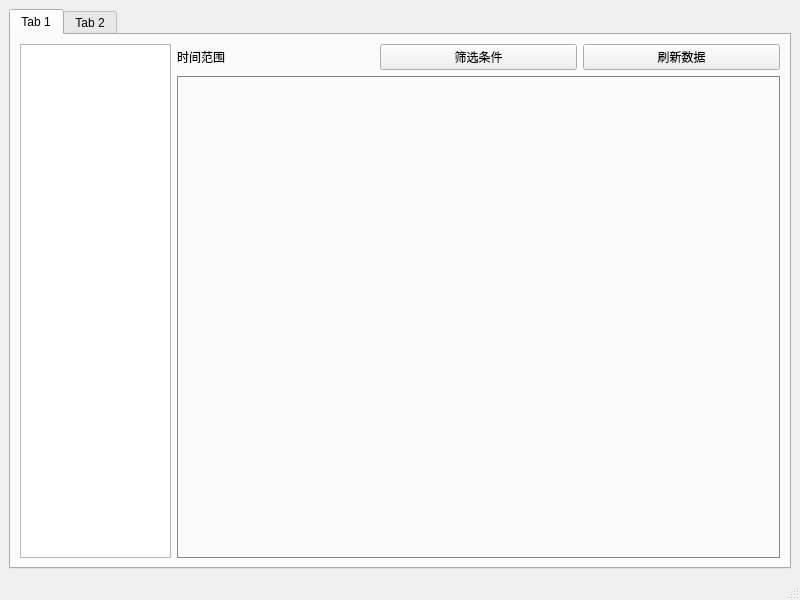
This is qt/TDengineGUI/ui/MainWindow.ui in liangfutang/py-modules as Qt 5 draws it before an edit. The edited form follows.
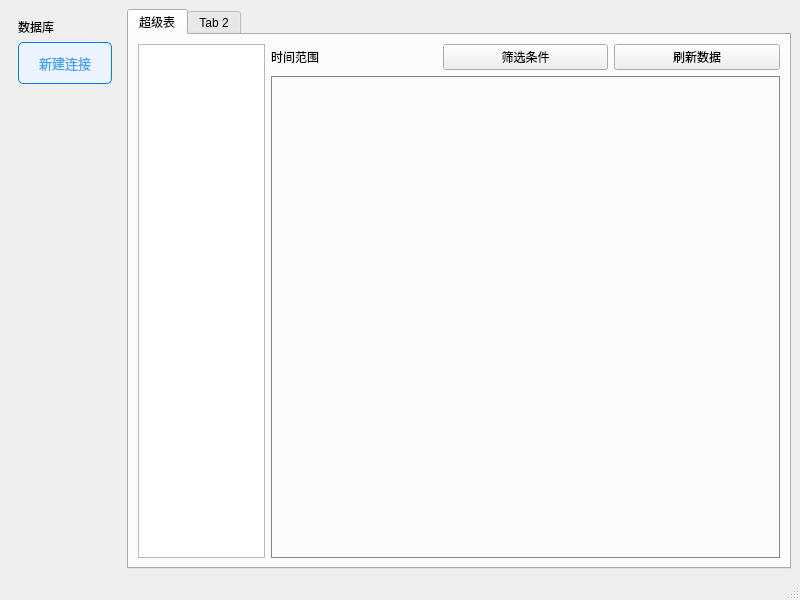
This is the edited form.

Commit message: 1. 实现TDenginerGUI的初步界面及导航功能

The edit to the form file:
```diff
--- a/qt/TDengineGUI/ui/MainWindow.ui
+++ b/qt/TDengineGUI/ui/MainWindow.ui
@@ -25,6 +25,57 @@
 }</string>
    </property>
    <layout class="QHBoxLayout" name="horizontalLayout">
+    <item>
+     <widget class="QWidget" name="sideBar" native="true">
+      <layout class="QVBoxLayout" name="verticalLayout_2">
+       <item>
+        <widget class="QLabel" name="label_2">
+         <property name="text">
+          <string>数据库</string>
+         </property>
+        </widget>
+       </item>
+       <item>
+        <widget class="QPushButton" name="sideNewConnectBtn">
+         <property name="styleSheet">
+          <string notr="true">#sideNewConnectBtn {
+	background-color: #ecf5ff; /* 浅蓝色背景 */
+    border: 0.5px solid #007bff;
+    color: #409eff; /* 文字颜色为深蓝色 */
+    padding: 10px 20px; /* 内边距 */
+    text-align: center;
+    font-size: 13px; /* 字体大小 */
+    cursor: pointer; /* 鼠标悬停时变为手形指针 */
+    border-radius: 5px; /* 圆角 */
+}
+
+#sideNewConnectBtn:hover {
+	background-color: #409eff;
+	color:#fff;
+	cursor: pointer;
+}</string>
+         </property>
+         <property name="text">
+          <string>新建连接</string>
+         </property>
+        </widget>
+       </item>
+       <item>
+        <spacer name="verticalSpacer">
+         <property name="orientation">
+          <enum>Qt::Vertical</enum>
+         </property>
+         <property name="sizeHint" stdset="0">
+          <size>
+           <width>20</width>
+           <height>40</height>
+          </size>
+         </property>
+        </spacer>
+       </item>
+      </layout>
+     </widget>
+    </item>
     <item>
      <widget class="QTabWidget" name="tabWidget">
       <property name="currentIndex">
@@ -32,7 +83,7 @@
       </property>
       <widget class="QWidget" name="tab">
        <attribute name="title">
-        <string>Tab 1</string>
+        <string>超级表</string>
        </attribute>
        <layout class="QHBoxLayout" name="horizontalLayout_4">
         <item>
```
Left out of the diff: 8 changed lines with no effect on the pictures. The commit also changes 2 other files.
